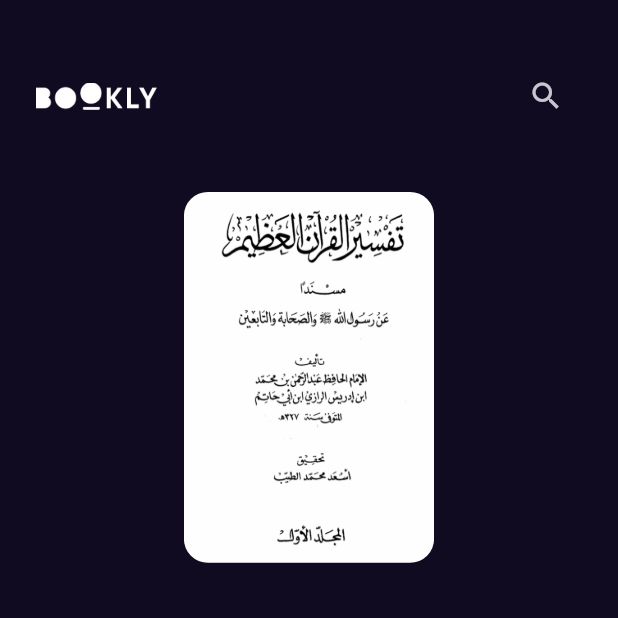
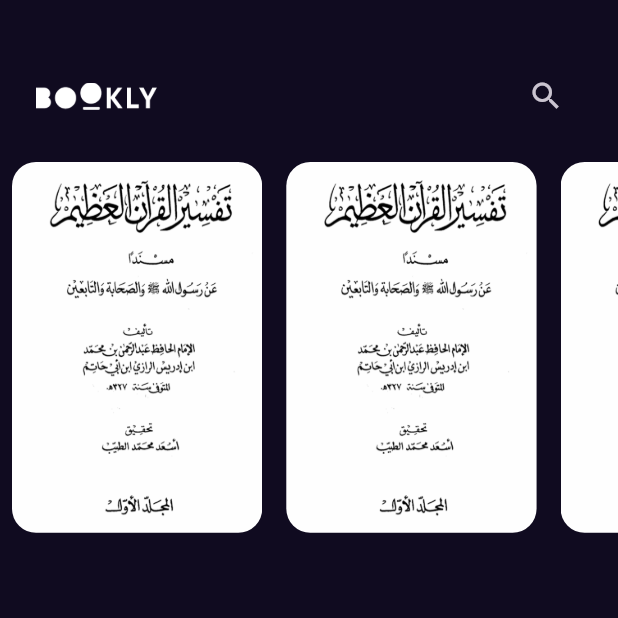
Before and after one commit to blalfayed/bookly, a Flutter app: the screen it shows after launch, on a phone screen of 412 x 824 dp, the top half of it. Run offline on Flutter 3.47's test engine with Material 3 defaults, Android fonts, the phone set to English and light mode, and no system bars; our stand-ins replace get.

Commit message:
add featured list view to home

```diff
--- a/lib/features/home/presentation/views/widgets/custom_app_bar.dart
+++ b/lib/features/home/presentation/views/widgets/custom_app_bar.dart
@@ -8,7 +8,7 @@ class CustomAppBar extends StatelessWidget {
   @override
   Widget build(BuildContext context) {
     return Padding(
-      padding: const EdgeInsets.symmetric(horizontal: 24, vertical: 40),
+      padding: const EdgeInsets.only(right: 24, left: 24, top: 40, bottom: 20),
       child: Row(
         children: [
           Image.asset(height: 18, AssetsData.logo),
--- a/lib/features/home/presentation/views/widgets/custom_list_view_item.dart
+++ b/lib/features/home/presentation/views/widgets/custom_list_view_item.dart
@@ -2,13 +2,12 @@ import 'package:flutter/material.dart';
 
 import '../../../../../core/utils/assets.dart';
 
-class CustomListViewItem extends StatelessWidget {
-  const CustomListViewItem({super.key});
+class FeaturedListViewItem extends StatelessWidget {
+  const FeaturedListViewItem({super.key});
 
   @override
   Widget build(BuildContext context) {
     return SizedBox(
-      height: MediaQuery.of(context).size.height * .3,
       child: AspectRatio(
         aspectRatio: 2.7 / 4,
         child: Container(
--- a/lib/features/home/presentation/views/widgets/home_view_body.dart
+++ b/lib/features/home/presentation/views/widgets/home_view_body.dart
@@ -8,7 +8,27 @@ class HomeViewBody extends StatelessWidget {
   @override
   Widget build(BuildContext context) {
     return Scaffold(
-      body: Column(children: [CustomAppBar(), CustomListViewItem()]),
+      body: Column(children: [CustomAppBar(), FeaturedBooksListView()]),
     );
   }
 }
+
+class FeaturedBooksListView extends StatelessWidget {
+  const FeaturedBooksListView({super.key});
+
+  @override
+  Widget build(BuildContext context) {
+    return SizedBox(
+      height: MediaQuery.of(context).size.height * .3,
+      child: ListView.builder(
+        scrollDirection: Axis.horizontal,
+        itemBuilder: (context, index) {
+          return Padding(
+            padding: const EdgeInsets.symmetric(horizontal: 8.0),
+            child: FeaturedListViewItem(),
+          );
+        },
+      ),
+    );
+  }
+}
```
